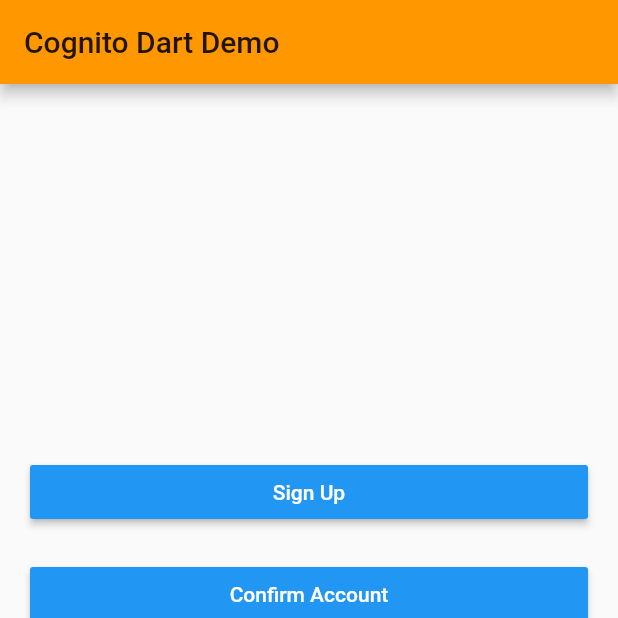
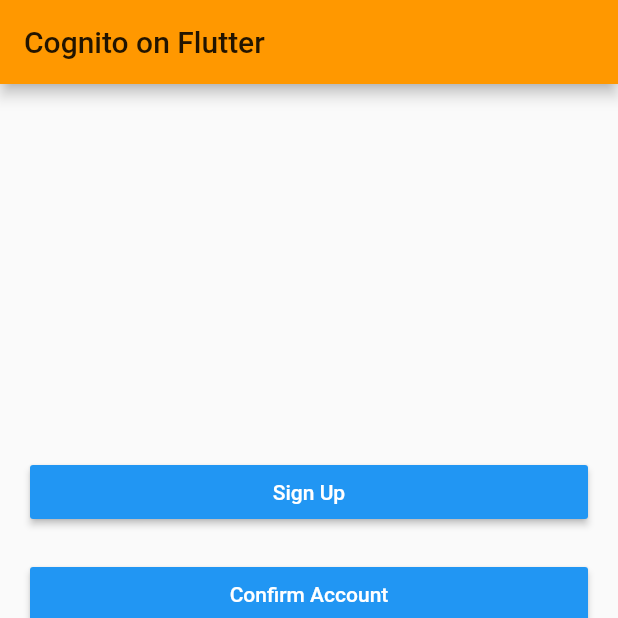
Before and after one commit to jonsaw/amazon-cognito-identity-dart, a Flutter app: the screen it shows after launch, on a phone screen of 412 x 824 dp, the top half of it. Run offline on Flutter 3.47's test engine with Material 2 defaults, Android fonts, the phone set to English and light mode, and no system bars; our stand-ins replace convert, shared_preferences; accounts and stored records are empty.

Commit message:
Cognito on Flutter title

```diff
--- a/example/lib/main.dart
+++ b/example/lib/main.dart
@@ -249,11 +249,11 @@ class SecureCounterApp extends StatelessWidget {
   @override
   Widget build(BuildContext context) {
     return new MaterialApp(
-      title: 'Cognito Dart',
+      title: 'Cognito on Flutter',
       theme: new ThemeData(
         primarySwatch: Colors.orange,
       ),
-      home: HomePage(title: 'Cognito Dart Demo'),
+      home: HomePage(title: 'Cognito on Flutter'),
     );
   }
 }
```
